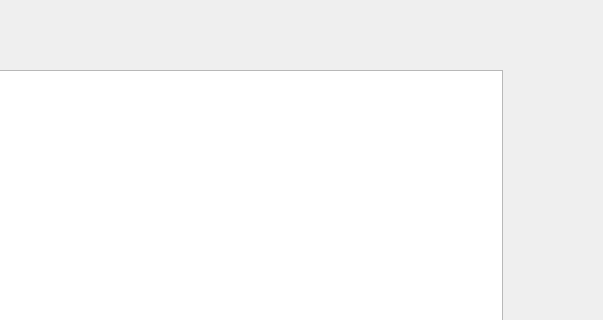
This is mainwindow.ui in jackjj1125/HW4-Life-Game as Qt 5 draws it before an edit; both pictures show x 197 to 800 and y 0 to 320 of the 800 by 600 pixel window. The edited form follows.
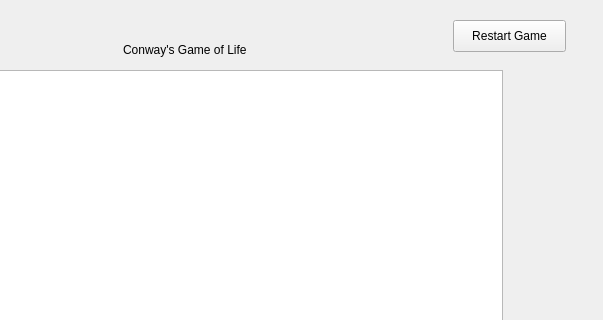
This is the edited form.

Commit message: added comments for most of game logic

What changed in the file:
```diff
--- a/mainwindow.ui
+++ b/mainwindow.ui
@@ -119,6 +119,32 @@
      </rect>
     </property>
    </widget>
+   <widget class="QPushButton" name="restartButton">
+    <property name="geometry">
+     <rect>
+      <x>650</x>
+      <y>20</y>
+      <width>113</width>
+      <height>32</height>
+     </rect>
+    </property>
+    <property name="text">
+     <string>Restart Game</string>
+    </property>
+   </widget>
+   <widget class="QLabel" name="label_3">
+    <property name="geometry">
+     <rect>
+      <x>320</x>
+      <y>40</y>
+      <width>151</width>
+      <height>20</height>
+     </rect>
+    </property>
+    <property name="text">
+     <string>Conway's Game of Life</string>
+    </property>
+   </widget>
   </widget>
   <widget class="QMenuBar" name="menubar">
    <property name="geometry">
```
The commit also changes 13 other files.
